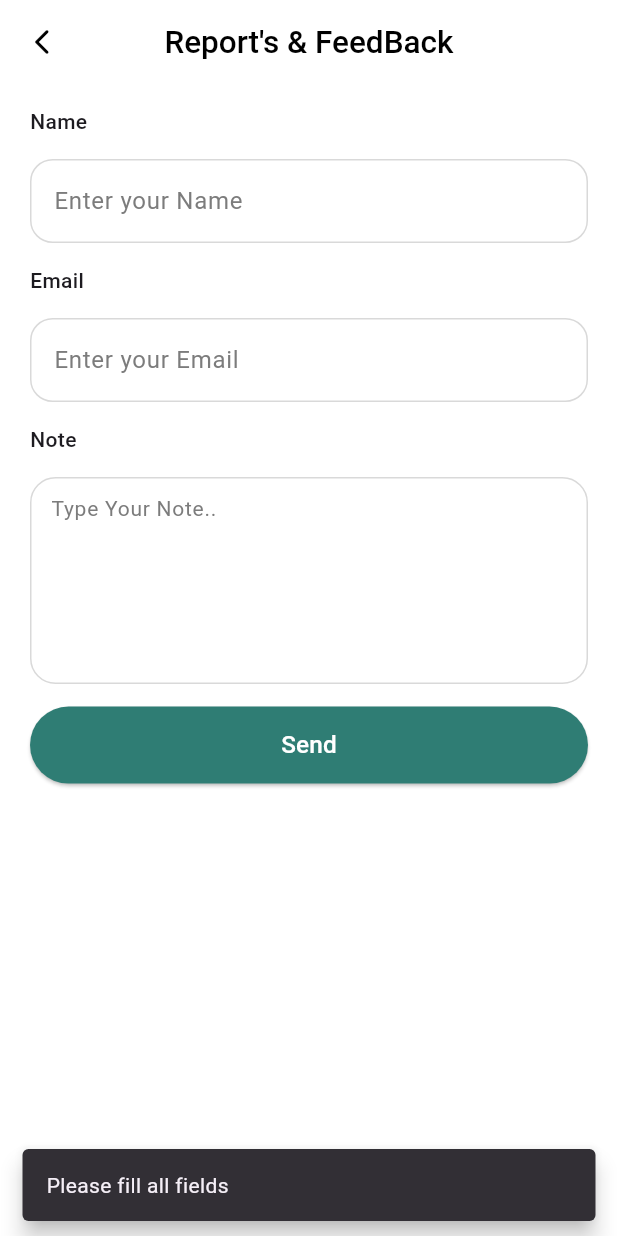
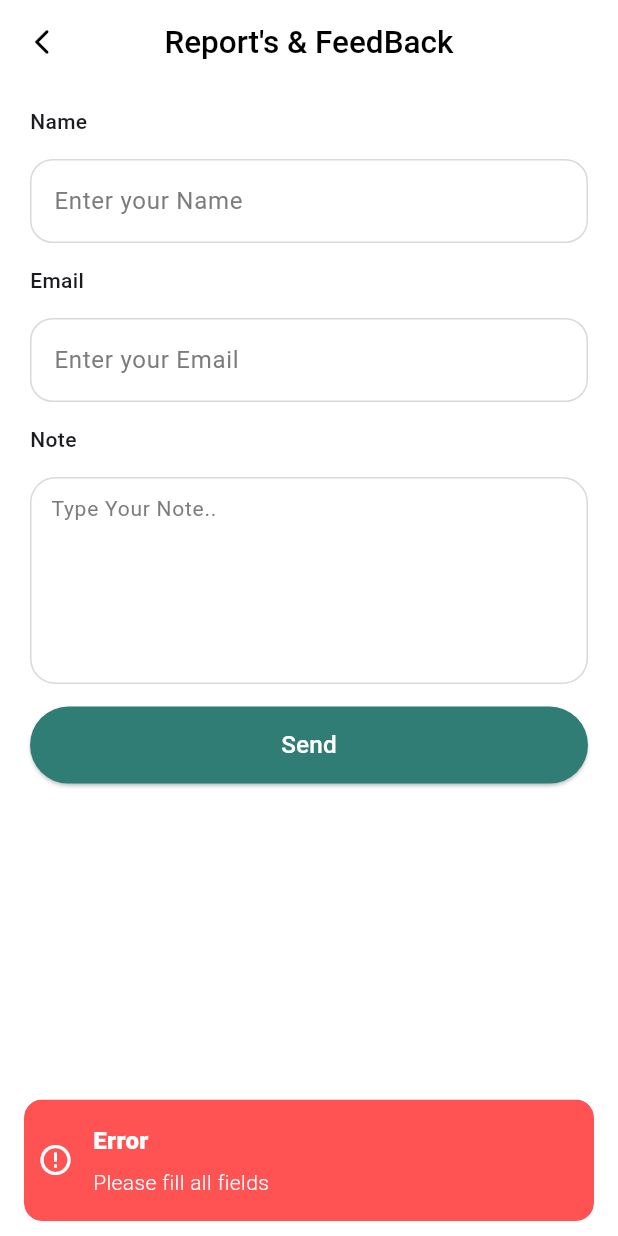
Before and after one commit to MuhammadHassan0184/spendigo, a Flutter app: the ReportFeedback screen opened by its route, after a tap on "Send", on a phone screen of 412 x 824 dp. Run offline on Flutter 3.47's test engine with Material 3 defaults, Android fonts, the phone set to English and light mode, and no system bars; our stand-ins replace cloud_firestore, firebase_auth, firebase_core, fl_chart, flutter_screenutil, flutter_svg and 4 more; accounts and stored records are empty; project files that could hold a hidden picture were left out.

Commit message:
add custom snackbar in all files..

```diff
--- a/lib/controller/Auth_controller/password_controller.dart
+++ b/lib/controller/Auth_controller/password_controller.dart
@@ -2,6 +2,7 @@ import 'package:firebase_auth/firebase_auth.dart';
 import 'package:flutter/material.dart';
 import 'package:get/get.dart';
 import 'package:spendigo/config/routes/routes_name.dart';
+import 'package:spendigo/widgets/custom_snackbar.dart';
 
 class PasswordController extends GetxController {
   final currentPasswordController = TextEditingController();
@@ -16,12 +17,12 @@ class PasswordController extends GetxController {
     final confirm = confirmPasswordController.text.trim();
 
     if (currentPassword.isEmpty || newPassword.isEmpty || confirm.isEmpty) {
-      Get.snackbar("Error", "Please fill all fields");
+      showCustomSnackBar("Error", "Please fill all fields", isError: true);
       return;
     }
 
     if (newPassword != confirm) {
-      Get.snackbar("Error", "Passwords do not match");
+      showCustomSnackBar("Error", "Passwords do not match", isError: true);
       return;
     }
 
@@ -45,7 +46,7 @@ class PasswordController extends GetxController {
 
       isLoading.value = false;
 
-      Get.snackbar("Success", "Password updated successfully");
+      showCustomSnackBar("Success", "Password updated successfully");
 
       // 🔐 STEP 3: Force logout (important security step)
       await FirebaseAuth.instance.signOut();
@@ -55,7 +56,7 @@ class PasswordController extends GetxController {
     } on FirebaseAuthException catch (e) {
       isLoading.value = false;
 
-      Get.snackbar("Error", e.message ?? "Authentication failed");
+      showCustomSnackBar("Error", e.message ?? "Authentication failed", isError: true);
     }
   }
 }
--- a/lib/view/profile/report_feedback.dart
+++ b/lib/view/profile/report_feedback.dart
@@ -3,6 +3,7 @@ import 'package:spendigo/config/colors.dart';
 import 'package:spendigo/widgets/custom_app_bar.dart';
 import 'package:spendigo/widgets/custom_button.dart';
 import 'package:spendigo/widgets/custom_textfield.dart';
+import 'package:spendigo/widgets/custom_snackbar.dart';
 import 'package:url_launcher/url_launcher.dart';
 
 class ReportFeedback extends StatefulWidget {
@@ -24,24 +25,14 @@ class _ReportFeedbackState extends State<ReportFeedback> {
 
     // ✅ Validation
     if (name.isEmpty || email.isEmpty || note.isEmpty) {
-      ScaffoldMessenger.of(context).showSnackBar(
-        const SnackBar(
-          content: Text("Please fill all fields"),
-          behavior: SnackBarBehavior.floating,
-        ),
-      );
+      showCustomSnackBar("Error", "Please fill all fields", isError: true);
       return;
     }
 
     // ✅ Email format check
     final emailRegex = RegExp(r'^[\w\.-]+@[\w\.-]+\.\w+$');
     if (!emailRegex.hasMatch(email)) {
-      ScaffoldMessenger.of(context).showSnackBar(
-        const SnackBar(
-          content: Text("Enter a valid email address"),
-          behavior: SnackBarBehavior.floating,
-        ),
-      );
+      showCustomSnackBar("Error", "Enter a valid email address", isError: true);
       return;
     }
 
@@ -57,13 +48,7 @@ class _ReportFeedbackState extends State<ReportFeedback> {
       await launchUrl(emailUri, mode: LaunchMode.externalApplication);
     } catch (e) {
       // ignore: use_build_context_synchronously
-      ScaffoldMessenger.of(context).showSnackBar(
-        SnackBar(
-          backgroundColor: Colors.red,
-          content: Text("Something went wrong"),
-          behavior: SnackBarBehavior.floating,
-        ),
-      );
+      showCustomSnackBar("Error", "Something went wrong", isError: true);
     }
   }
 
--- /dev/null
+++ b/lib/widgets/custom_snackbar.dart
@@ -0,0 +1,24 @@
+import 'package:flutter/material.dart';
+import 'package:get/get.dart';
+import 'package:spendigo/config/colors.dart';
+
+void showCustomSnackBar(
+  String title,
+  String message, {
+  bool isError = false,
+}) {
+  Get.snackbar(
+    title,
+    message,
+    snackPosition: SnackPosition.BOTTOM,
+    backgroundColor: isError ? Colors.redAccent : AppColors.primary,
+    colorText: Colors.white,
+    duration: const Duration(seconds: 3),
+    margin: const EdgeInsets.symmetric(horizontal: 16, vertical: 10),
+    borderRadius: 12,
+    icon: Icon(
+      isError ? Icons.error_outline : Icons.check_circle_outline,
+      color: Colors.white,
+    ),
+  );
+}
```
Also changed, not shown: lib/controller/Auth_controller/forget_password_controller.dart (+3 -21 lines), lib/controller/Auth_controller/google_controller.dart (+2 -7 lines), lib/controller/Auth_controller/signin_controller.dart (+4 -18 lines), lib/controller/Auth_controller/signup_controller.dart (+4 -18 lines).
